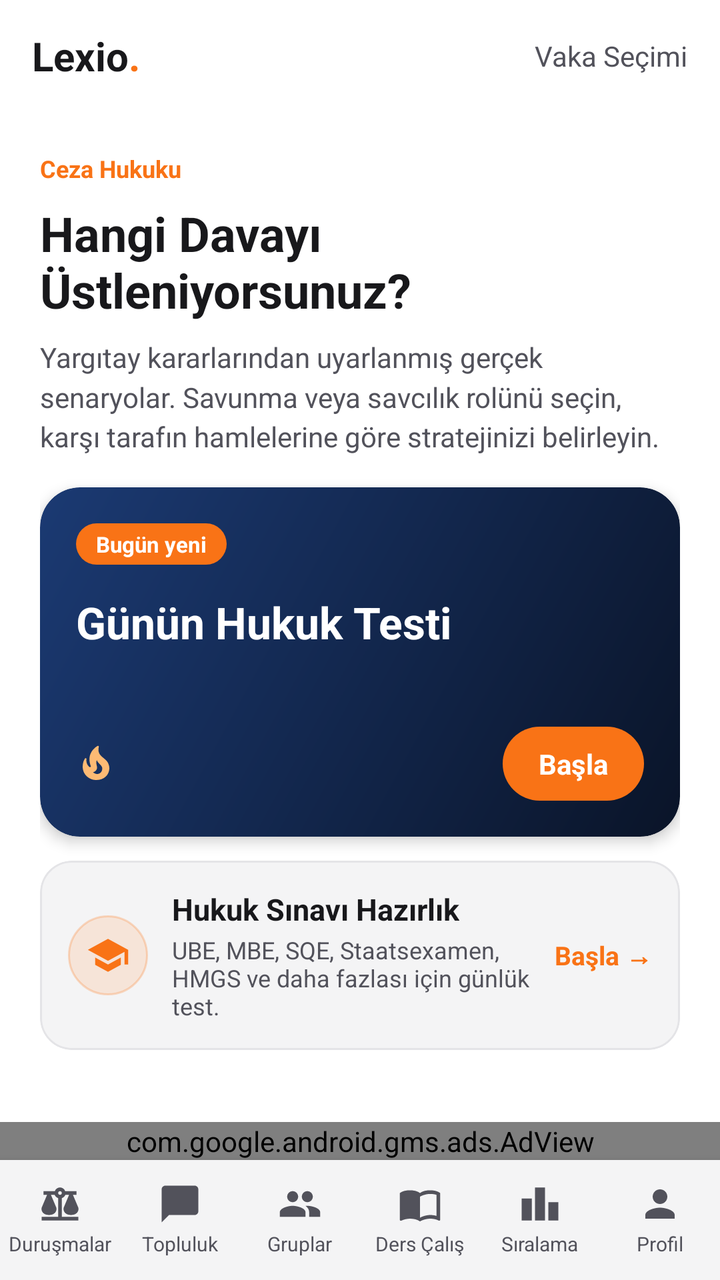
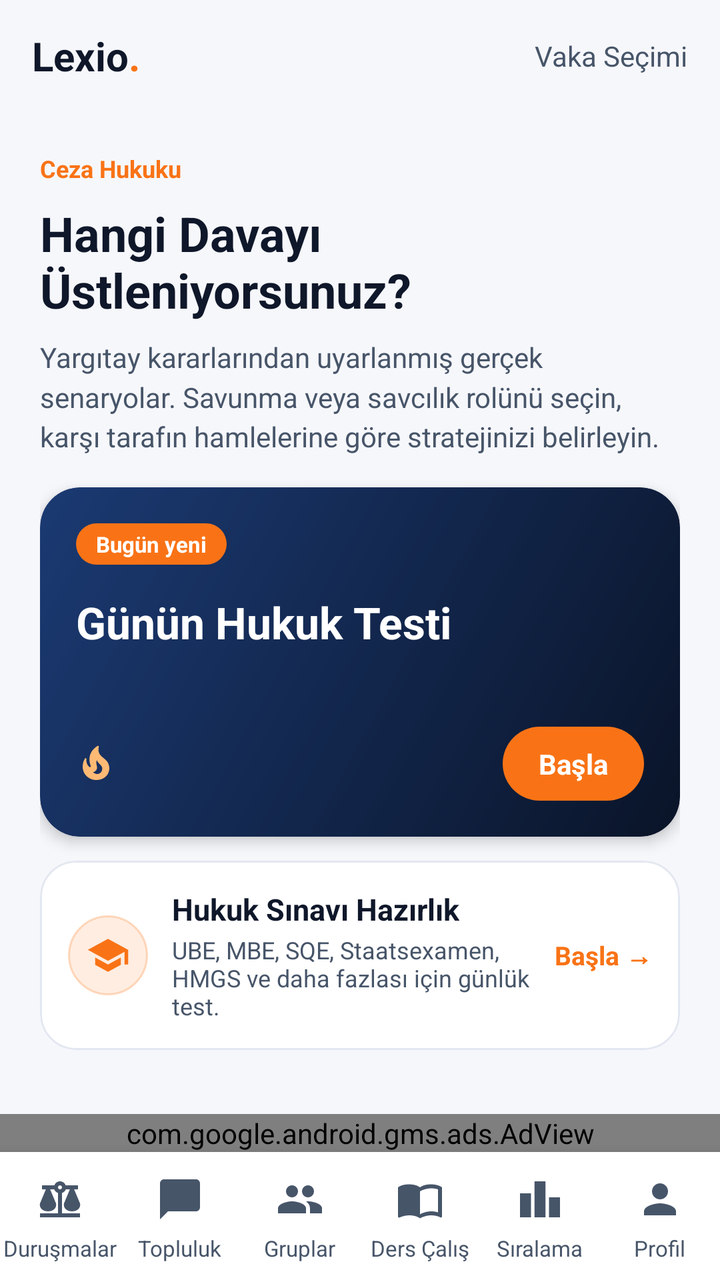

Two renders of the same Android screen: before a commit and after it. Below are the layout's source before the change and the commit's diff.
<!-- AndroidManifest.xml: application theme Theme.Lexio -->
<!-- res/layout/layout_case_list.xml -->
<?xml version="1.0" encoding="utf-8"?>
<LinearLayout xmlns:android="http://schemas.android.com/apk/res/android"
    xmlns:app="http://schemas.android.com/apk/res-auto"
    android:layout_width="match_parent"
    android:layout_height="match_parent"
    android:orientation="vertical"
    android:background="@color/bg_dark">

    
    <RelativeLayout
        android:layout_width="match_parent"
        android:layout_height="56dp"
        android:paddingHorizontal="16dp"
        android:background="@color/bg_dark">

        <TextView
            android:id="@+id/logoText"
            android:layout_width="wrap_content"
            android:layout_height="wrap_content"
            android:layout_centerVertical="true"
            android:text="Lexio"
            android:textColor="@color/text_primary"
            android:textSize="20sp"
            android:textStyle="bold" />

        <TextView
            android:layout_width="wrap_content"
            android:layout_height="wrap_content"
            android:layout_toEndOf="@id/logoText"
            android:layout_centerVertical="true"
            android:text="."
            android:textColor="@color/accent_primary"
            android:textSize="20sp"
            android:textStyle="bold" />

        <TextView
            android:layout_width="wrap_content"
            android:layout_height="wrap_content"
            android:layout_alignParentEnd="true"
            android:layout_centerVertical="true"
            android:text="@string/case_list_header_label"
            android:textColor="@color/text_secondary"
            android:textSize="14sp" />
    </RelativeLayout>

    
    <LinearLayout
        android:layout_width="match_parent"
        android:layout_height="wrap_content"
        android:orientation="vertical"
        android:padding="20dp">

        <TextView
            android:layout_width="wrap_content"
            android:layout_height="wrap_content"
            android:text="@string/case_list_eyebrow"
            android:textColor="@color/accent_primary"
            android:textSize="12sp"
            android:textStyle="bold" />

        <TextView
            android:layout_width="wrap_content"
            android:layout_height="wrap_content"
            android:layout_marginTop="8dp"
            android:text="@string/case_list_heading"
            android:textColor="@color/text_primary"
            android:textSize="24sp"
            android:textStyle="bold" />

        <TextView
            android:layout_width="wrap_content"
            android:layout_height="wrap_content"
            android:layout_marginTop="8dp"
            android:text="@string/case_list_subheading"
            android:textColor="@color/text_secondary"
            android:textSize="14sp"
            android:lineSpacingMultiplier="1.2" />

        
        <com.google.android.material.card.MaterialCardView
            android:id="@+id/cvDailyQuizBanner"
            android:layout_width="match_parent"
            android:layout_height="wrap_content"
            android:layout_marginTop="16dp"
            app:cardBackgroundColor="@color/transparent"
            app:cardCornerRadius="20dp"
            app:cardElevation="4dp"
            app:strokeWidth="0dp"
            android:clickable="true"
            android:focusable="true"
            android:foreground="?android:attr/selectableItemBackground">

            <LinearLayout
                android:layout_width="match_parent"
                android:layout_height="wrap_content"
                android:orientation="vertical"
                android:background="@drawable/bg_hero"
                android:padding="18dp">

                <RelativeLayout
                    android:layout_width="match_parent"
                    android:layout_height="wrap_content">

                    <TextView
                        android:id="@+id/tvDailyChip"
                        android:layout_width="wrap_content"
                        android:layout_height="wrap_content"
                        android:background="@drawable/bg_chip_live"
                        android:paddingHorizontal="10dp"
                        android:paddingVertical="3dp"
                        android:text="@string/hero_daily_new"
                        android:textColor="@color/white"
                        android:textSize="11sp"
                        android:textStyle="bold" />

                    <TextView
                        android:id="@+id/tvDailyDate"
                        android:layout_width="wrap_content"
                        android:layout_height="wrap_content"
                        android:layout_alignParentEnd="true"
                        android:layout_centerVertical="true"
                        android:textColor="#B6C4E0"
                        android:textSize="12sp" />
                </RelativeLayout>

                <TextView
                    android:id="@+id/tvDailyQuizTitle"
                    android:layout_width="match_parent"
                    android:layout_height="wrap_content"
                    android:layout_marginTop="14dp"
                    android:text="@string/daily_quiz_banner_title"
                    android:textColor="@color/white"
                    android:textSize="22sp"
                    android:textStyle="bold" />

                <TextView
                    android:id="@+id/tvDailyQuizSub"
                    android:layout_width="match_parent"
                    android:layout_height="wrap_content"
                    android:layout_marginTop="4dp"
                    android:textColor="#B6C4E0"
                    android:textSize="13sp" />

                <LinearLayout
                    android:layout_width="match_parent"
                    android:layout_height="wrap_content"
                    android:layout_marginTop="16dp"
                    android:gravity="center_vertical"
                    android:orientation="horizontal">

                    <ImageView
                        android:layout_width="20dp"
                        android:layout_height="20dp"
                        android:importantForAccessibility="no"
                        android:src="@drawable/ic_flame"
                        app:tint="#FDBA74" />

                    <TextView
                        android:id="@+id/tvDailyStreakInfo"
                        android:layout_width="0dp"
                        android:layout_height="wrap_content"
                        android:layout_weight="1"
                        android:layout_marginStart="6dp"
                        android:textColor="@color/white"
                        android:textSize="13sp"
                        android:textStyle="bold" />

                    <TextView
                        android:id="@+id/tvDailyQuizCta"
                        android:layout_width="wrap_content"
                        android:layout_height="wrap_content"
                        android:background="@drawable/bg_chip_live"
                        android:paddingHorizontal="18dp"
                        android:paddingVertical="9dp"
                        android:text="@string/hero_cta_start"
                        android:textColor="@color/white"
                        android:textSize="14sp"
                        android:textStyle="bold" />
                </LinearLayout>
            </LinearLayout>
        </com.google.android.material.card.MaterialCardView>

        
        <com.google.android.material.card.MaterialCardView
            android:id="@+id/cvExamBanner"
            android:layout_width="match_parent"
            android:layout_height="wrap_content"
            android:layout_marginTop="12dp"
            app:cardBackgroundColor="@color/card_bg"
            app:cardCornerRadius="16dp"
            app:cardElevation="0dp"
            app:strokeColor="@color/card_border"
            app:strokeWidth="1dp"
            android:clickable="true"
            android:focusable="true"
            android:foreground="?android:attr/selectableItemBackground">

            <LinearLayout
                android:layout_width="match_parent"
                android:layout_height="wrap_content"
                android:gravity="center_vertical"
                android:orientation="horizontal"
                android:padding="14dp">

                <ImageView
                    android:layout_width="40dp"
                    android:layout_height="40dp"
                    android:background="@drawable/bg_pill_accent"
                    android:importantForAccessibility="no"
                    android:padding="9dp"
                    android:src="@drawable/ic_school"
                    app:tint="@color/accent_primary" />

                <LinearLayout
                    android:layout_width="0dp"
                    android:layout_height="wrap_content"
                    android:layout_weight="1"
                    android:layout_marginStart="12dp"
                    android:orientation="vertical">

                    <TextView
                        android:id="@+id/tvExamBannerTitle"
                        android:layout_width="wrap_content"
                        android:layout_height="wrap_content"
                        android:text="@string/exam_banner_title"
                        android:textColor="@color/text_primary"
                        android:textSize="15sp"
                        android:textStyle="bold" />

                    <TextView
                        android:layout_width="wrap_content"
                        android:layout_height="wrap_content"
                        android:layout_marginTop="2dp"
                        android:text="@string/exam_banner_subtitle"
                        android:textColor="@color/text_secondary"
                        android:textSize="12sp" />
                </LinearLayout>

                <TextView
                    android:id="@+id/tvExamBannerCta"
                    android:layout_width="wrap_content"
                    android:layout_height="wrap_content"
                    android:layout_marginStart="8dp"
                    android:text="@string/daily_quiz_banner_cta"
                    android:textColor="@color/accent_primary"
                    android:textSize="13sp"
                    android:textStyle="bold" />
            </LinearLayout>
        </com.google.android.material.card.MaterialCardView>
    </LinearLayout>

    
    <androidx.recyclerview.widget.RecyclerView
        android:id="@+id/rvCases"
        android:layout_width="match_parent"
        android:layout_height="0dp"
        android:layout_weight="1"
        android:clipToPadding="false"
        android:paddingHorizontal="16dp"
        android:paddingBottom="24dp" />

    <TextView
        android:id="@+id/tvEmptyState"
        android:layout_width="match_parent"
        android:layout_height="wrap_content"
        android:gravity="center"
        android:padding="32dp"
        android:textColor="@color/text_secondary"
        android:textSize="14sp"
        android:visibility="gone" />


    
    <com.google.android.gms.ads.AdView
        android:id="@+id/adView"
        android:layout_width="match_parent"
        android:layout_height="wrap_content"
        android:layout_gravity="center"
        app:adSize="BANNER"
        app:adUnitId="ca-app-pub-4674211063760769/4886149685" />

    
    <include layout="@layout/nav_bottom" />
</LinearLayout>
<!-- res/layout/nav_bottom.xml (included above) -->
<?xml version="1.0" encoding="utf-8"?>
<LinearLayout xmlns:android="http://schemas.android.com/apk/res/android"
    android:id="@+id/bottomNavigationContainer"
    android:layout_width="match_parent"
    android:layout_height="60dp"
    android:orientation="horizontal"
    android:background="@color/card_bg"
    android:elevation="8dp">

    <LinearLayout
        android:id="@+id/navCases"
        android:layout_width="0dp"
        android:layout_height="match_parent"
        android:layout_weight="1"
        android:orientation="vertical"
        android:gravity="center"
        android:background="?attr/selectableItemBackgroundBorderless"
        android:clickable="true"
        android:focusable="true">
        <ImageView
            android:id="@+id/navCasesIcon"
            android:layout_width="22dp"
            android:layout_height="22dp"
            android:importantForAccessibility="no"
            android:src="@drawable/ic_nav_cases"
            app:tint="@color/text_secondary"
            xmlns:app="http://schemas.android.com/apk/res-auto" />
        <TextView
            android:id="@+id/navCasesLabel"
            android:layout_width="wrap_content"
            android:layout_height="wrap_content"
            android:layout_marginTop="2dp"
            android:text="@string/nav_cases"
            android:textColor="@color/text_secondary"
            android:textSize="10sp" />
    </LinearLayout>

    <LinearLayout
        android:id="@+id/navFeed"
        android:layout_width="0dp"
        android:layout_height="match_parent"
        android:layout_weight="1"
        android:orientation="vertical"
        android:gravity="center"
        android:background="?attr/selectableItemBackgroundBorderless"
        android:clickable="true"
        android:focusable="true">
        <ImageView
            android:id="@+id/navFeedIcon"
            android:layout_width="22dp"
            android:layout_height="22dp"
            android:importantForAccessibility="no"
            android:src="@drawable/ic_nav_feed"
            app:tint="@color/text_secondary"
            xmlns:app="http://schemas.android.com/apk/res-auto" />
        <TextView
            android:id="@+id/navFeedLabel"
            android:layout_width="wrap_content"
            android:layout_height="wrap_content"
            android:layout_marginTop="2dp"
            android:text="@string/nav_feed"
            android:textColor="@color/text_secondary"
            android:textSize="10sp" />
    </LinearLayout>

    <LinearLayout
        android:id="@+id/navWorkspace"
        android:layout_width="0dp"
        android:layout_height="match_parent"
        android:layout_weight="1"
        android:orientation="vertical"
        android:gravity="center"
        android:background="?attr/selectableItemBackgroundBorderless"
        android:clickable="true"
        android:focusable="true">
        <ImageView
            android:id="@+id/navWorkspaceIcon"
            android:layout_width="22dp"
            android:layout_height="22dp"
            android:importantForAccessibility="no"
            android:src="@drawable/ic_nav_workspace"
            app:tint="@color/text_secondary"
            xmlns:app="http://schemas.android.com/apk/res-auto" />
        <TextView
            android:id="@+id/navWorkspaceLabel"
            android:layout_width="wrap_content"
            android:layout_height="wrap_content"
            android:layout_marginTop="2dp"
            android:text="@string/nav_workspace"
            android:textColor="@color/text_secondary"
            android:textSize="10sp" />
    </LinearLayout>

    <LinearLayout
        android:id="@+id/navStudy"
        android:layout_width="0dp"
        android:layout_height="match_parent"
        android:layout_weight="1"
        android:orientation="vertical"
        android:gravity="center"
        android:background="?attr/selectableItemBackgroundBorderless"
        android:clickable="true"
        android:focusable="true">
        <ImageView
            android:id="@+id/navStudyIcon"
            android:layout_width="22dp"
            android:layout_height="22dp"
            android:importantForAccessibility="no"
            android:src="@drawable/ic_nav_study"
            app:tint="@color/text_secondary"
            xmlns:app="http://schemas.android.com/apk/res-auto" />
        <TextView
            android:id="@+id/navStudyLabel"
            android:layout_width="wrap_content"
            android:layout_height="wrap_content"
            android:layout_marginTop="2dp"
            android:text="@string/nav_study"
            android:textColor="@color/text_secondary"
            android:textSize="10sp" />
    </LinearLayout>

    <LinearLayout
        android:id="@+id/navLeaderboard"
        android:layout_width="0dp"
        android:layout_height="match_parent"
        android:layout_weight="1"
        android:orientation="vertical"
        android:gravity="center"
        android:background="?attr/selectableItemBackgroundBorderless"
        android:clickable="true"
        android:focusable="true">
        <ImageView
            android:id="@+id/navLeaderboardIcon"
            android:layout_width="22dp"
            android:layout_height="22dp"
            android:importantForAccessibility="no"
            android:src="@drawable/ic_nav_leaderboard"
            app:tint="@color/text_secondary"
            xmlns:app="http://schemas.android.com/apk/res-auto" />
        <TextView
            android:id="@+id/navLeaderboardLabel"
            android:layout_width="wrap_content"
            android:layout_height="wrap_content"
            android:layout_marginTop="2dp"
            android:text="@string/nav_leaderboard"
            android:textColor="@color/text_secondary"
            android:textSize="10sp" />
    </LinearLayout>

    <LinearLayout
        android:id="@+id/navProfile"
        android:layout_width="0dp"
        android:layout_height="match_parent"
        android:layout_weight="1"
        android:orientation="vertical"
        android:gravity="center"
        android:background="?attr/selectableItemBackgroundBorderless"
        android:clickable="true"
        android:focusable="true">
        <ImageView
            android:id="@+id/navProfileIcon"
            android:layout_width="22dp"
            android:layout_height="22dp"
            android:importantForAccessibility="no"
            android:src="@drawable/ic_nav_profile"
            app:tint="@color/text_secondary"
            xmlns:app="http://schemas.android.com/apk/res-auto" />
        <TextView
            android:id="@+id/navProfileLabel"
            android:layout_width="wrap_content"
            android:layout_height="wrap_content"
            android:layout_marginTop="2dp"
            android:text="@string/nav_profile"
            android:textColor="@color/text_secondary"
            android:textSize="10sp" />
    </LinearLayout>
</LinearLayout>
<!-- resources referenced by this layout -->
<resources>
  <color name="accent_primary">#f97316</color>
  <color name="bg_dark">#ffffff</color>
  <color name="card_bg">#f4f4f5</color>
  <color name="card_border">#e4e4e7</color>
  <color name="text_primary">#18181b</color>
  <color name="text_secondary">#52525b</color>
  <color name="transparent">#00000000</color>
  <color name="white">#ffffff</color>
  <!-- drawable bg_chip_live (drawable) -->
  <?xml version="1.0" encoding="utf-8"?>
  <shape xmlns:android="http://schemas.android.com/apk/res/android" android:shape="rectangle">
      <solid android:color="#F97316" />
      <corners android:radius="20dp" />
  </shape>
  <!-- drawable bg_hero (drawable) -->
  <?xml version="1.0" encoding="utf-8"?>
  <shape xmlns:android="http://schemas.android.com/apk/res/android" android:shape="rectangle">
      <gradient android:angle="315" android:startColor="#1B3A73" android:endColor="#0A1428" />
      <corners android:radius="20dp" />
  </shape>
  <!-- drawable bg_pill_accent (drawable) -->
  <?xml version="1.0" encoding="utf-8"?>
  <shape xmlns:android="http://schemas.android.com/apk/res/android"
      android:shape="rectangle">
      <solid android:color="#20f97316" /> 
      <corners android:radius="100dp" />
      <stroke android:width="1dp" android:color="#40f97316" /> 
  </shape>
  <!-- drawable ic_nav_feed (drawable) -->
  <?xml version="1.0" encoding="utf-8"?>
  <vector xmlns:android="http://schemas.android.com/apk/res/android"
      android:width="24dp"
      android:height="24dp"
      android:viewportWidth="24"
      android:viewportHeight="24">
      <path android:fillColor="#FFFFFFFF" android:pathData="M20,2H4c-1.1,0 -2,0.9 -2,2v18l4,-4h14c1.1,0 2,-0.9 2,-2V4c0,-1.1 -0.9,-2 -2,-2z" />
  </vector>
  <!-- drawable ic_nav_leaderboard (drawable) -->
  <?xml version="1.0" encoding="utf-8"?>
  <vector xmlns:android="http://schemas.android.com/apk/res/android"
      android:width="24dp"
      android:height="24dp"
      android:viewportWidth="24"
      android:viewportHeight="24">
      <path android:fillColor="#FFFFFFFF" android:pathData="M7.5,21H2V9h5.5v12zM14.75,3h-5.5v18h5.5V3zM22,11h-5.5v10H22V11z" />
  </vector>
  <!-- drawable ic_school (drawable) -->
  <?xml version="1.0" encoding="utf-8"?>
  <vector xmlns:android="http://schemas.android.com/apk/res/android"
      android:width="24dp"
      android:height="24dp"
      android:viewportWidth="24"
      android:viewportHeight="24">
      <path android:fillColor="#FFFFFFFF" android:pathData="M5,13.18v4L12,21l7,-3.82v-4L12,17l-7,-3.82zM12,3L1,9l11,6 9,-4.91V17h2V9L12,3z" />
  </vector>
  <string name="case_list_eyebrow">Ceza Hukuku</string>
  <string name="case_list_header_label">Vaka Seçimi</string>
  <string name="case_list_heading">Hangi Davayı Üstleniyorsunuz?</string>
  <string name="case_list_subheading">Yargıtay kararlarından uyarlanmış gerçek senaryolar. Savunma veya savcılık rolünü seçin, karşı tarafın hamlelerine göre stratejinizi belirleyin.</string>
  <string name="daily_quiz_banner_cta">Başla →</string>
  <string name="daily_quiz_banner_title">Günün Hukuk Testi</string>
  <string name="exam_banner_subtitle">UBE, MBE, SQE, Staatsexamen, HMGS ve daha fazlası için günlük test.</string>
  <string name="exam_banner_title">Hukuk Sınavı Hazırlık</string>
  <string name="hero_cta_start">Başla</string>
  <string name="hero_daily_new">Bugün yeni</string>
  <string name="nav_cases">Duruşmalar</string>
  <string name="nav_feed">Topluluk</string>
  <string name="nav_leaderboard">Sıralama</string>
  <string name="nav_profile">Profil</string>
  <string name="nav_study">Ders Çalış</string>
  <string name="nav_workspace">Gruplar</string>
  <color name="accent_secondary">#ea580c</color>
  <!-- unchanged entries left out for length: 6 -->
</resources>

<!-- the commit's change to res/layout/layout_case_list.xml (unified diff, before → after) -->
@@ -187,7 +187,7 @@
             android:layout_height="wrap_content"
             android:layout_marginTop="12dp"
             app:cardBackgroundColor="@color/card_bg"
-            app:cardCornerRadius="16dp"
+            app:cardCornerRadius="18dp"
             app:cardElevation="0dp"
             app:strokeColor="@color/card_border"
             app:strokeWidth="1dp"
@@ -287,10 +287,10 @@
 <LinearLayout xmlns:android="http://schemas.android.com/apk/res/android"
     android:id="@+id/bottomNavigationContainer"
     android:layout_width="match_parent"
-    android:layout_height="60dp"
+    android:layout_height="64dp"
     android:orientation="horizontal"
     android:background="@color/card_bg"
-    android:elevation="8dp">
+    android:elevation="12dp">
 
     <LinearLayout
         android:id="@+id/navCases"
@@ -304,8 +304,10 @@
         android:focusable="true">
         <ImageView
             android:id="@+id/navCasesIcon"
-            android:layout_width="22dp"
-            android:layout_height="22dp"
+            android:layout_width="56dp"
+            android:layout_height="30dp"
+            android:paddingHorizontal="16dp"
+            android:paddingVertical="3dp"
             android:importantForAccessibility="no"
             android:src="@drawable/ic_nav_cases"
             app:tint="@color/text_secondary"
@@ -317,7 +319,7 @@
             android:layout_marginTop="2dp"
             android:text="@string/nav_cases"
             android:textColor="@color/text_secondary"
-            android:textSize="10sp" />
+            android:textSize="11sp" />
     </LinearLayout>
 
     <LinearLayout
@@ -332,8 +334,10 @@
         android:focusable="true">
         <ImageView
             android:id="@+id/navFeedIcon"
-            android:layout_width="22dp"
-            android:layout_height="22dp"
+            android:layout_width="56dp"
+            android:layout_height="30dp"
+            android:paddingHorizontal="16dp"
+            android:paddingVertical="3dp"
             android:importantForAccessibility="no"
             android:src="@drawable/ic_nav_feed"
             app:tint="@color/text_secondary"
@@ -345,7 +349,7 @@
             android:layout_marginTop="2dp"
             android:text="@string/nav_feed"
             android:textColor="@color/text_secondary"
-            android:textSize="10sp" />
+            android:textSize="11sp" />
     </LinearLayout>
 
     <LinearLayout
@@ -360,8 +364,10 @@
         android:focusable="true">
         <ImageView
             android:id="@+id/navWorkspaceIcon"
-            android:layout_width="22dp"
-            android:layout_height="22dp"
+            android:layout_width="56dp"
+            android:layout_height="30dp"
+            android:paddingHorizontal="16dp"
+            android:paddingVertical="3dp"
             android:importantForAccessibility="no"
             android:src="@drawable/ic_nav_workspace"
             app:tint="@color/text_secondary"
@@ -373,7 +379,7 @@
             android:layout_marginTop="2dp"
             android:text="@string/nav_workspace"
             android:textColor="@color/text_secondary"
-            android:textSize="10sp" />
+            android:textSize="11sp" />
     </LinearLayout>
 
     <LinearLayout
@@ -388,8 +394,10 @@
         android:focusable="true">
         <ImageView
             android:id="@+id/navStudyIcon"
-            android:layout_width="22dp"
-            android:layout_height="22dp"
+            android:layout_width="56dp"
+            android:layout_height="30dp"
+            android:paddingHorizontal="16dp"
+            android:paddingVertical="3dp"
             android:importantForAccessibility="no"
             android:src="@drawable/ic_nav_study"
             app:tint="@color/text_secondary"
@@ -401,7 +409,7 @@
             android:layout_marginTop="2dp"
             android:text="@string/nav_study"
             android:textColor="@color/text_secondary"
-            android:textSize="10sp" />
+            android:textSize="11sp" />
     </LinearLayout>
 
     <LinearLayout
@@ -416,8 +424,10 @@
         android:focusable="true">
         <ImageView
             android:id="@+id/navLeaderboardIcon"
-            android:layout_width="22dp"
-            android:layout_height="22dp"
+            android:layout_width="56dp"
+            android:layout_height="30dp"
+            android:paddingHorizontal="16dp"
+            android:paddingVertical="3dp"
             android:importantForAccessibility="no"
             android:src="@drawable/ic_nav_leaderboard"
             app:tint="@color/text_secondary"
@@ -429,7 +439,7 @@
             android:layout_marginTop="2dp"
             android:text="@string/nav_leaderboard"
             android:textColor="@color/text_secondary"
-            android:textSize="10sp" />
+            android:textSize="11sp" />
     </LinearLayout>
 
     <LinearLayout
@@ -444,8 +454,10 @@
         android:focusable="true">
         <ImageView
             android:id="@+id/navProfileIcon"
-            android:layout_width="22dp"
-            android:layout_height="22dp"
+            android:layout_width="56dp"
+            android:layout_height="30dp"
+            android:paddingHorizontal="16dp"
+            android:paddingVertical="3dp"
             android:importantForAccessibility="no"
             android:src="@drawable/ic_nav_profile"
             app:tint="@color/text_secondary"
@@ -457,6 +469,6 @@
             android:layout_marginTop="2dp"
             android:text="@string/nav_profile"
             android:textColor="@color/text_secondary"
-            android:textSize="10sp" />
+            android:textSize="11sp" />
     </LinearLayout>
 </LinearLayout>
<!-- resource entries referenced after the edit -->
@@ -1,11 +1,11 @@
 <!-- resources referenced by this layout -->
 <resources>
   <color name="accent_primary">#f97316</color>
-  <color name="bg_dark">#ffffff</color>
-  <color name="card_bg">#f4f4f5</color>
-  <color name="card_border">#e4e4e7</color>
-  <color name="text_primary">#18181b</color>
-  <color name="text_secondary">#52525b</color>
+  <color name="bg_dark">#F6F7FB</color>
+  <color name="card_bg">#FFFFFF</color>
+  <color name="card_border">#E3E7F0</color>
+  <color name="text_primary">#0F172A</color>
+  <color name="text_secondary">#475569</color>
   <color name="transparent">#00000000</color>
   <color name="white">#ffffff</color>
   <!-- drawable bg_chip_live (drawable) -->
